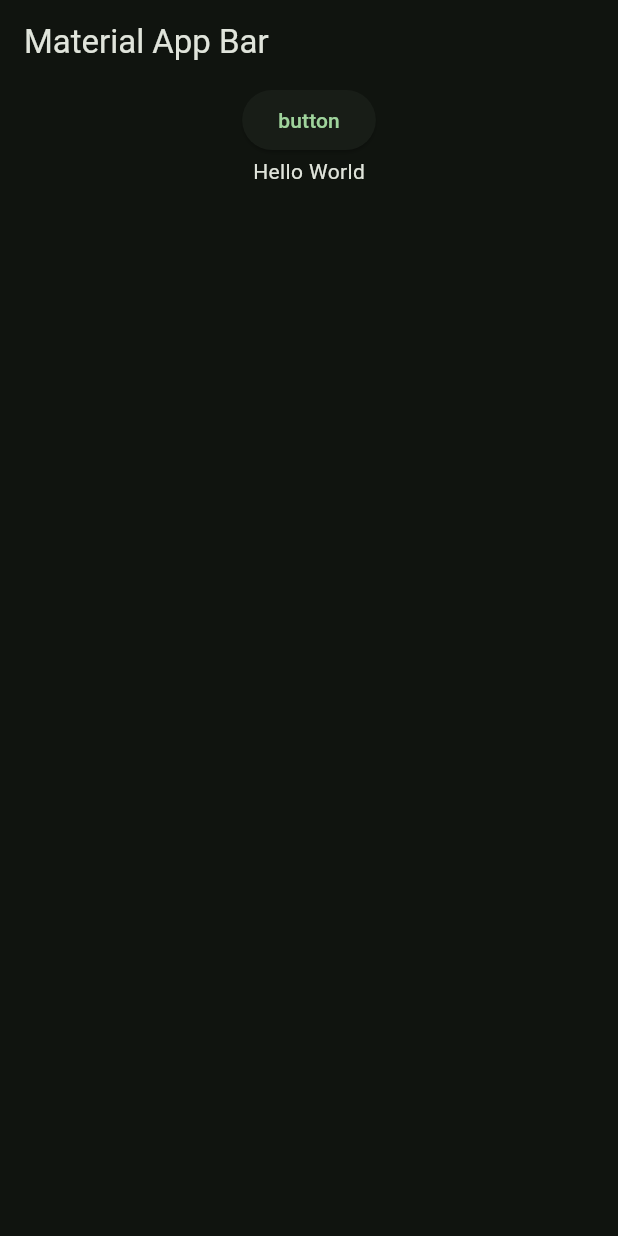
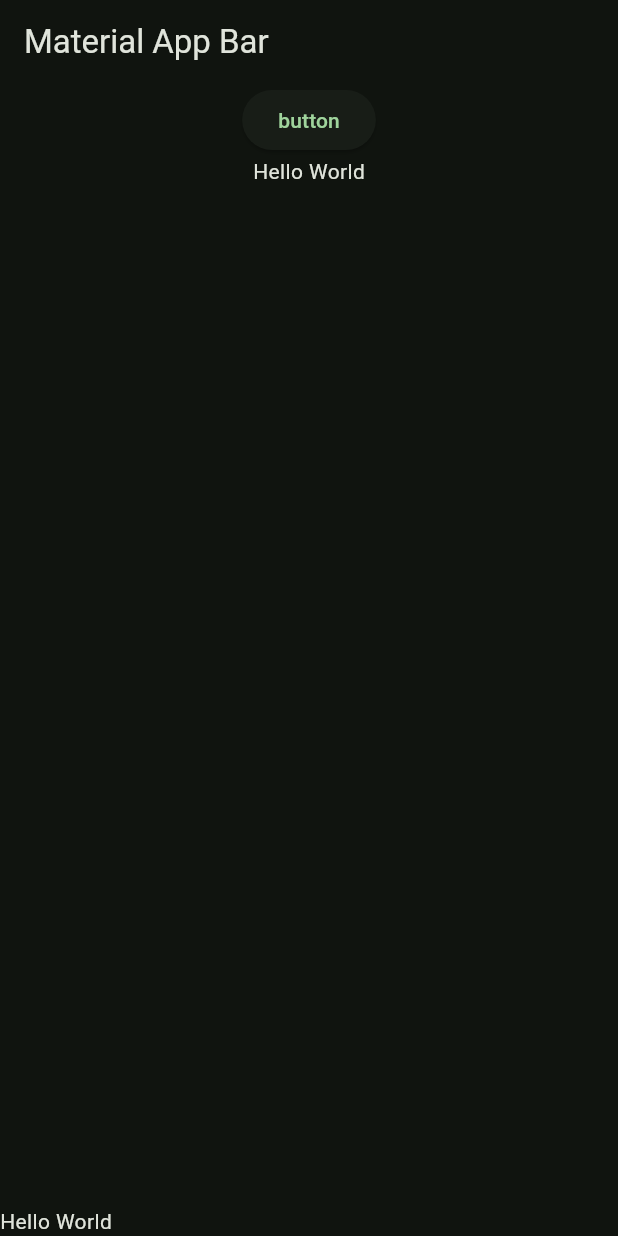
Before and after one commit to Jaime-A-Perez/RickAndMortyApi-Flutter, a Flutter app: the screen it shows after launch, on a phone screen of 412 x 824 dp. Run offline on Flutter 3.47's test engine with Material 2 defaults, Android fonts, the phone set to English and light mode, and no system bars.

Commit message:
Created and implemented screen Home

```diff
--- a/lib/main.dart
+++ b/lib/main.dart
@@ -1,5 +1,6 @@
 import 'package:flutter/material.dart';
 import 'package:rick_and_morty/config/theme/app_theme.dart';
+import 'package:rick_and_morty/view/screens/home.dart';
 
 void main() => runApp(const MyApp());
 
@@ -12,19 +13,7 @@ class MyApp extends StatelessWidget {
       theme: AppTheme().getTheme(),
       debugShowCheckedModeBanner: false,
       title: 'Material App',
-      home: Scaffold(
-        appBar: AppBar(
-          title: const Text('Material App Bar'),
-        ),
-        body: Center(
-          child: Column(
-            children: [
-              ElevatedButton(onPressed: (){}, child: Text("button")),
-              Text('Hello World'),
-            ],
-          ),
-        ),
-      ),
+      home: Home()
     );
   }
 }
--- /dev/null
+++ b/lib/view/screens/home.dart
@@ -0,0 +1,23 @@
+import 'package:flutter/material.dart';
+
+class Home extends StatelessWidget {
+  const Home({super.key});
+
+  @override
+  Widget build(BuildContext context) {
+    return Scaffold(
+        appBar: AppBar(
+          title: const Text('Material App Bar'),
+        ),
+        bottomNavigationBar: Text('Hello World'),
+        body: Center(
+          child: Column(
+            children: [
+              ElevatedButton(onPressed: (){}, child: Text("button")),
+              Text('Hello World'),
+            ],
+          ),
+        ),
+      );
+  }
+}
```
